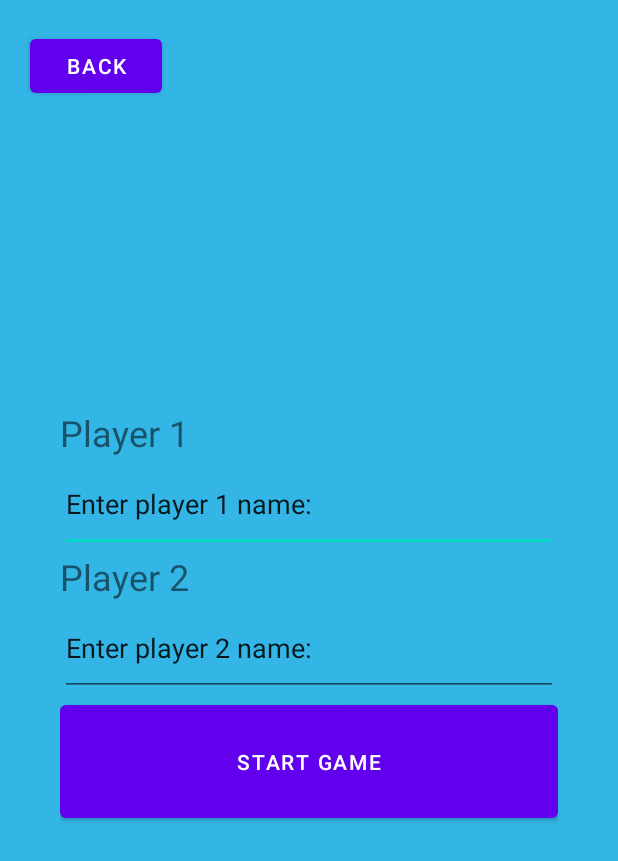
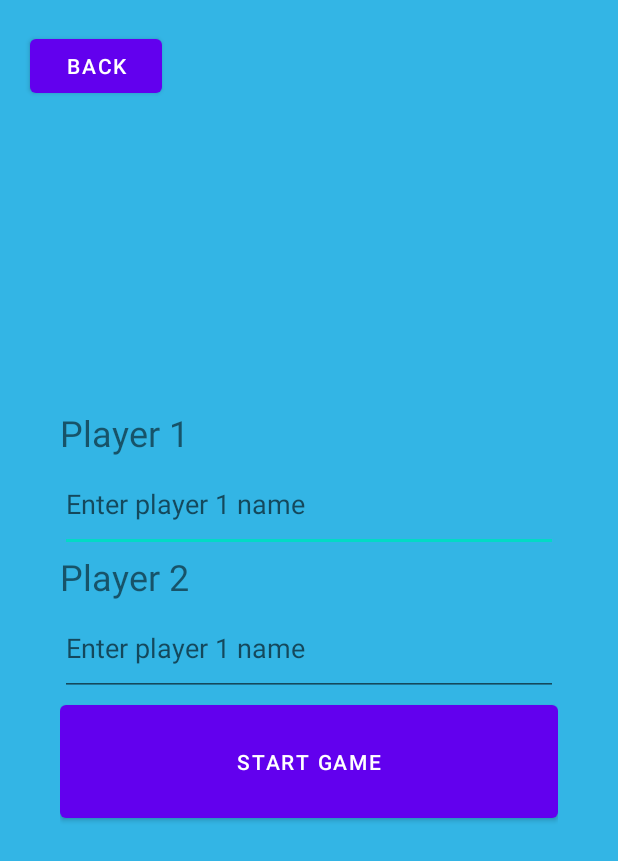
Before and after one commit to rogerfinnerty/Android-Chess-App, an Android app: the user_names screen opened directly, with no data from a screen before it, on a phone screen of 412 x 824 dp. Shown: the top 861 px of the screen. Run offline under Robolectric (Android 15) with nearby library versions, the phone set to English and light mode, and no system bars; our stand-ins replace navigation-ui.

Commit message:
leaderboard etc

```diff
--- a/app/src/main/res/layout/activity_bot_names.xml
+++ b/app/src/main/res/layout/activity_bot_names.xml
@@ -26,8 +26,8 @@
             android:id="@+id/player_one_name"
             android:layout_width="match_parent"
             android:layout_height="63dp"
-            android:inputType="text"
-            android:text="Enter challenger name" />
+            android:hint="Enter challenger name"
+            android:inputType="text" />
 
         <Switch
             android:id="@+id/aggr_switch"
--- a/app/src/main/res/layout/activity_user_names.xml
+++ b/app/src/main/res/layout/activity_user_names.xml
@@ -32,8 +32,8 @@
             android:id="@+id/player_one_name"
             android:layout_width="match_parent"
             android:layout_height="63dp"
-            android:inputType="text"
-            android:text="Enter player 1 name:" />
+            android:hint="Enter player 1 name"
+            android:inputType="text" />
 
         <TextView
             android:layout_width="match_parent"
@@ -45,8 +45,8 @@
             android:id="@+id/player_two_name"
             android:layout_width="match_parent"
             android:layout_height="63dp"
-            android:inputType="text"
-            android:text="Enter player 2 name:" />
+            android:hint="Enter player 1 name"
+            android:inputType="text" />
 
         <Button
             android:id="@+id/start_game"
```
